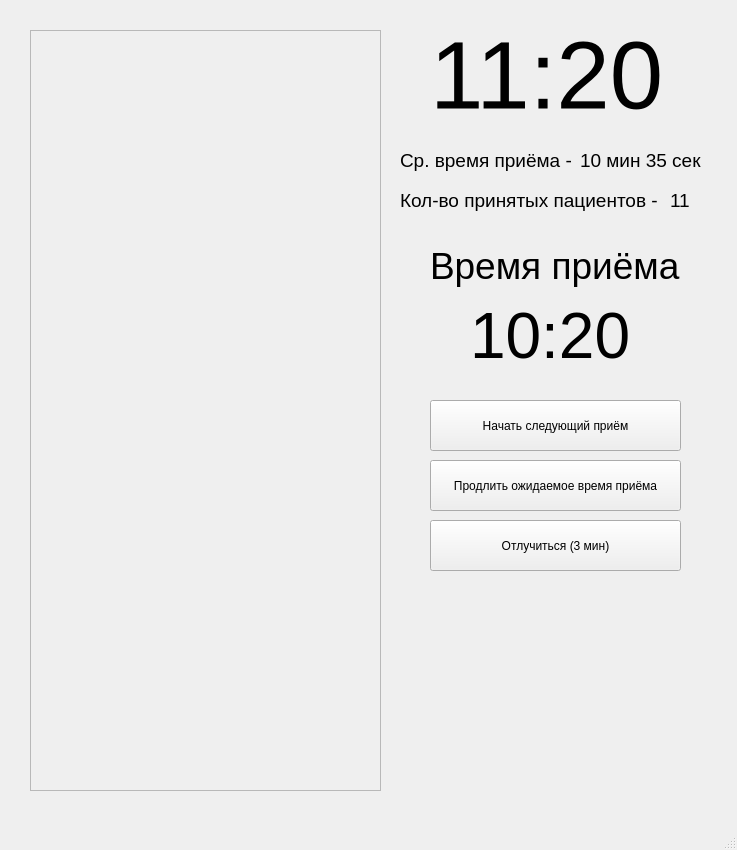
Maxim-haruspexxx-Mikhaylov/Punctual_Patient, file Doctor_main_design.ui: the form before one commit.
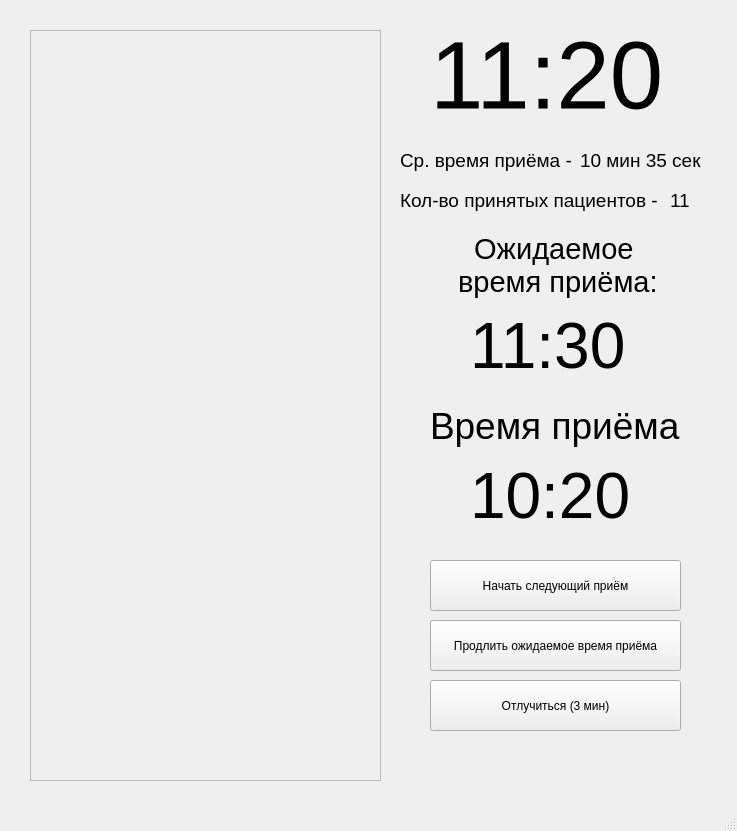
The form after the commit.

Commit message: Expected time added

Diff of the .ui file:
```diff
--- a/Doctor_main_design.ui
+++ b/Doctor_main_design.ui
@@ -7,7 +7,7 @@
     <x>0</x>
     <y>0</y>
     <width>737</width>
-    <height>850</height>
+    <height>831</height>
    </rect>
   </property>
   <property name="windowTitle">
@@ -20,7 +20,7 @@
       <x>30</x>
       <y>30</y>
       <width>351</width>
-      <height>761</height>
+      <height>751</height>
      </rect>
     </property>
     <property name="frameShape">
@@ -52,7 +52,7 @@
     <property name="geometry">
      <rect>
       <x>430</x>
-      <y>220</y>
+      <y>380</y>
       <width>251</width>
       <height>91</height>
      </rect>
@@ -70,7 +70,7 @@
     <property name="geometry">
      <rect>
       <x>470</x>
-      <y>290</y>
+      <y>450</y>
       <width>181</width>
       <height>91</height>
      </rect>
@@ -160,7 +160,7 @@
     <property name="geometry">
      <rect>
       <x>430</x>
-      <y>400</y>
+      <y>560</y>
       <width>251</width>
       <height>51</height>
      </rect>
@@ -173,7 +173,7 @@
     <property name="geometry">
      <rect>
       <x>430</x>
-      <y>460</y>
+      <y>620</y>
       <width>251</width>
       <height>51</height>
      </rect>
@@ -186,7 +186,7 @@
     <property name="geometry">
      <rect>
       <x>430</x>
-      <y>520</y>
+      <y>680</y>
       <width>251</width>
       <height>51</height>
      </rect>
@@ -195,6 +195,43 @@
      <string>Отлучиться (3 мин)</string>
     </property>
    </widget>
+   <widget class="QLabel" name="label_expected_timer">
+    <property name="geometry">
+     <rect>
+      <x>470</x>
+      <y>300</y>
+      <width>181</width>
+      <height>91</height>
+     </rect>
+    </property>
+    <property name="font">
+     <font>
+      <pointsize>48</pointsize>
+     </font>
+    </property>
+    <property name="text">
+     <string>11:30</string>
+    </property>
+   </widget>
+   <widget class="QLabel" name="label_tag_expected_time">
+    <property name="geometry">
+     <rect>
+      <x>450</x>
+      <y>220</y>
+      <width>211</width>
+      <height>91</height>
+     </rect>
+    </property>
+    <property name="font">
+     <font>
+      <pointsize>22</pointsize>
+     </font>
+    </property>
+    <property name="text">
+     <string>   Ожидаемое 
+ время приёма:</string>
+    </property>
+   </widget>
   </widget>
   <widget class="QMenuBar" name="menubar">
    <property name="geometry">
```
Left out of the diff: 6 changed lines with no effect on the pictures.
